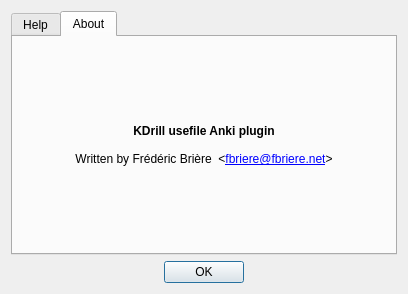
fbriere/anki-kdrill, file kdrill/help.ui: the form before one commit.
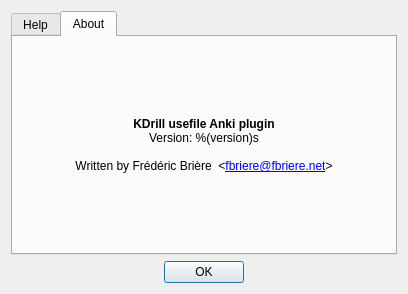
The form after the commit. The open tabs and pages were chosen to show the change.

Commit message: Display version in Help/About dialog

```diff
--- a/kdrill/help.ui
+++ b/kdrill/help.ui
@@ -57,6 +57,7 @@
 p, li { white-space: pre-wrap; }
 &lt;/style&gt;&lt;/head&gt;&lt;body style=&quot; font-family:'Sans Serif'; font-size:9pt; font-weight:400; font-style:normal;&quot;&gt;
 &lt;p align=&quot;center&quot; style=&quot; margin-top:0px; margin-bottom:0px; margin-left:0px; margin-right:0px; -qt-block-indent:0; text-indent:0px;&quot;&gt;&lt;span style=&quot; font-weight:600;&quot;&gt;KDrill usefile Anki plugin&lt;/span&gt;&lt;/p&gt;
+&lt;p align=&quot;center&quot; style=&quot; margin-top:0px; margin-bottom:0px; margin-left:0px; margin-right:0px; -qt-block-indent:0; text-indent:0px;&quot;&gt;Version: %(version)s&lt;/p&gt;
 &lt;p align=&quot;center&quot; style=&quot;-qt-paragraph-type:empty; margin-top:0px; margin-bottom:0px; margin-left:0px; margin-right:0px; -qt-block-indent:0; text-indent:0px;&quot;&gt;&lt;/p&gt;
 &lt;p align=&quot;center&quot; style=&quot; margin-top:0px; margin-bottom:0px; margin-left:0px; margin-right:0px; -qt-block-indent:0; text-indent:0px;&quot;&gt;Written by Frédéric Brière  &amp;lt;&lt;a href=&quot;mailto:fbriere@fbriere.net&quot;&gt;&lt;span style=&quot; text-decoration: underline; color:#0000ff;&quot;&gt;fbriere@fbriere.net&lt;/span&gt;&lt;/a&gt;&amp;gt;&lt;/p&gt;&lt;/body&gt;&lt;/html&gt;</string>
          </property>
```
Left out of the diff: 8 changed lines with no effect on the pictures. The commit also changes 1 other file.
